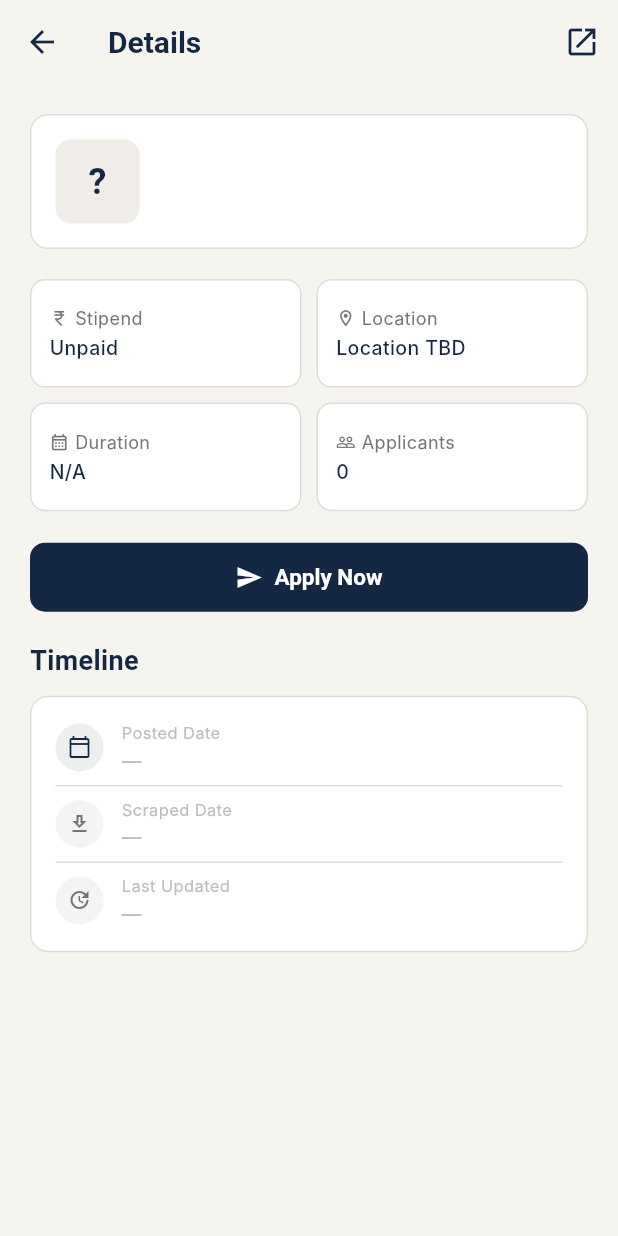
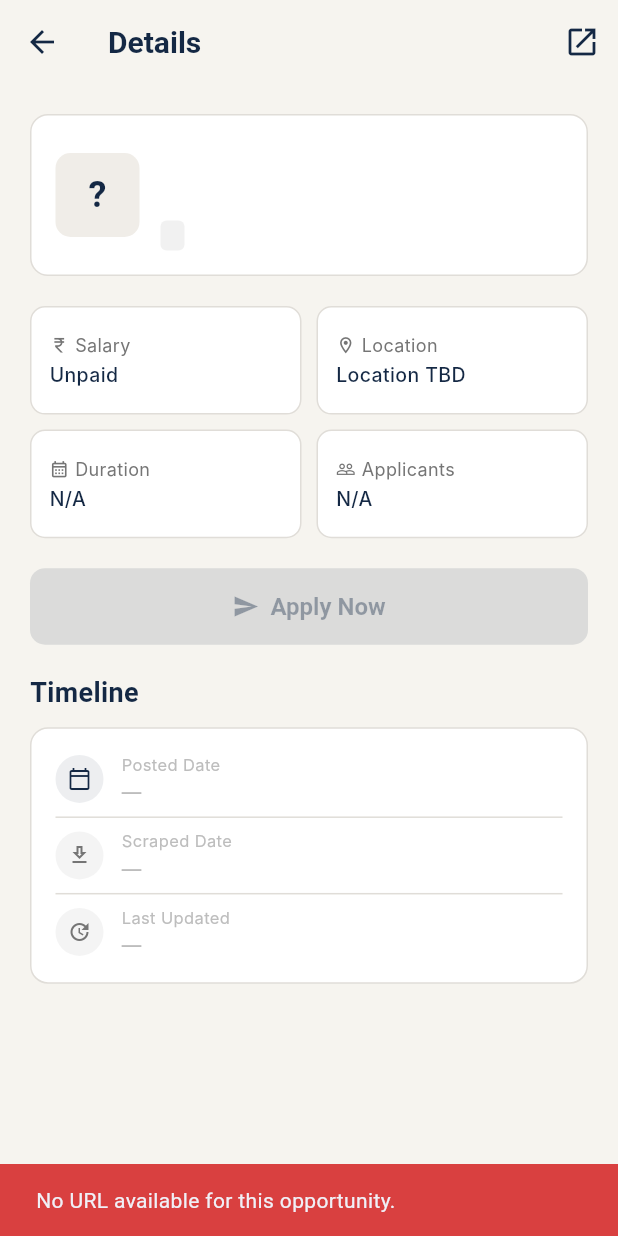
Before and after one commit to SaisagarYT/PersonalJobPortal, a Flutter app: the JobDetailScreen screen opened directly with empty values, after a tap on the "open in new" icon, on a phone screen of 412 x 824 dp. Run offline on Flutter 3.47's test engine with Material 3 defaults, Android fonts, the phone set to English and light mode, and no system bars; our stand-ins replace dio, flutter_bloc, flutter_secure_storage; accounts and stored records are empty; Roboto replaces fonts that are missing (Inter).

Commit message:
fixed job screen logic

```diff
--- a/frontend/orbit/lib/features/feed/bloc/feed_bloc.dart
+++ b/frontend/orbit/lib/features/feed/bloc/feed_bloc.dart
@@ -13,10 +13,13 @@ class FeedBloc extends Bloc<FeedEvent, FeedState> {
   String? _activeType;
   String? _activeSource;
 
+  String? _activeSearch;
+
   FeedBloc() : super(FeedInitial()) {
     on<FeedLoadRequested>(_onLoad);
     on<FeedLoadMore>(_onLoadMore);
     on<FeedFilterChanged>(_onFilter);
+    on<FeedSearchChanged>(_onSearch);
   }
 
   Future<void> _onLoad(FeedLoadRequested event, Emitter<FeedState> emit) async {
@@ -37,6 +40,12 @@ class FeedBloc extends Bloc<FeedEvent, FeedState> {
     await _fetch(emit, page: 1, reset: true);
   }
 
+  Future<void> _onSearch(FeedSearchChanged event, Emitter<FeedState> emit) async {
+    _activeSearch = event.query.trim().isEmpty ? null : event.query.trim();
+    emit(FeedLoading());
+    await _fetch(emit, page: 1, reset: true);
+  }
+
   Future<void> _fetch(Emitter<FeedState> emit, {required int page, required bool reset}) async {
     try {
       final params = <String, dynamic>{
@@ -45,6 +54,7 @@ class FeedBloc extends Bloc<FeedEvent, FeedState> {
       };
       if (_activeType != null) params['type'] = _activeType;
       if (_activeSource != null) params['source'] = _activeSource;
+      if (_activeSearch != null) params['search'] = _activeSearch;
 
       final resp = await _api.dio.get('/opportunities', queryParameters: params);
       final body = resp.data;
--- a/frontend/orbit/lib/features/job_detail/screens/job_detail_screen.dart
+++ b/frontend/orbit/lib/features/job_detail/screens/job_detail_screen.dart
@@ -1,4 +1,5 @@
 import 'package:flutter/material.dart';
+import 'package:url_launcher/url_launcher.dart';
 import '../../../core/theme/app_colors.dart';
 import '../../../core/theme/app_text_styles.dart';
 import '../../../shared/models/opportunity.dart';
@@ -8,6 +9,28 @@ class JobDetailScreen extends StatelessWidget {
 
   const JobDetailScreen({super.key, required this.opportunity});
 
+  Future<void> _openUrl(BuildContext context, String url) async {
+    if (url.isEmpty) {
+      _showSnack(context, 'No URL available for this opportunity.');
+      return;
+    }
+    final uri = Uri.tryParse(url);
+    if (uri == null) {
+      _showSnack(context, 'Invalid URL.');
+      return;
+    }
+    final ok = await launchUrl(uri, mode: LaunchMode.externalApplication);
+    if (!ok && context.mounted) {
+      _showSnack(context, 'Could not open the URL. Copy it manually.');
+    }
+  }
+
+  void _showSnack(BuildContext context, String msg) {
+    ScaffoldMessenger.of(context).showSnackBar(
+      SnackBar(content: Text(msg), backgroundColor: AppColors.red),
+    );
+  }
+
   @override
   Widget build(BuildContext context) {
     final o = opportunity;
@@ -15,7 +38,11 @@ class JobDetailScreen extends StatelessWidget {
       appBar: AppBar(
         title: Text(o.companyName.isNotEmpty ? o.companyName : 'Details'),
         actions: [
-          IconButton(icon: const Icon(Icons.open_in_new), onPressed: () {}),
+          IconButton(
+            icon: const Icon(Icons.open_in_new),
+            tooltip: 'Open in browser',
+            onPressed: () => _openUrl(context, o.sourceUrl.isNotEmpty ? o.sourceUrl : o.applyUrl),
+          ),
         ],
       ),
       body: SingleChildScrollView(
@@ -40,17 +67,16 @@ class JobDetailScreen extends StatelessWidget {
                       color: AppColors.surfaceVariant,
                       borderRadius: BorderRadius.circular(10),
                     ),
-                    child: Center(
-                      child: Text(
-                        o.companyName.isNotEmpty ? o.companyName[0].toUpperCase() : '?',
-                        style: const TextStyle(
-                          fontFamily: 'SpaceGrotesk',
-                          fontSize: 24,
-                          fontWeight: FontWeight.w700,
-                          color: AppColors.navy,
+                    child: o.companyLogo.isNotEmpty
+                        ? ClipRRect(
+                            borderRadius: BorderRadius.circular(10),
+                            child: Image.network(
+                              o.companyLogo,
+                              fit: BoxFit.cover,
+                              errorBuilder: (context, err, stack) => _logoFallback(o.companyName),
                             ),
-                      ),
-                    ),
+                          )
+                        : _logoFallback(o.companyName),
                   ),
                   const SizedBox(width: 14),
                   Expanded(
@@ -59,7 +85,12 @@ class JobDetailScreen extends StatelessWidget {
                       children: [
                         Text(o.title, style: AppTextStyles.h3),
                         const SizedBox(height: 4),
-                        Text(o.companyName, style: AppTextStyles.bodyMedium.copyWith(color: AppColors.grey600)),
+                        Text(
+                          o.companyName,
+                          style: AppTextStyles.bodyMedium.copyWith(color: AppColors.grey600),
+                        ),
+                        const SizedBox(height: 6),
+                        _SourceBadge(source: o.source),
                       ],
                     ),
                   ),
@@ -76,7 +107,20 @@ class JobDetailScreen extends StatelessWidget {
             SizedBox(
               width: double.infinity,
               child: ElevatedButton.icon(
-                onPressed: () {},
+                style: ElevatedButton.styleFrom(
+                  backgroundColor: AppColors.amber,
+                  foregroundColor: AppColors.white,
+                  padding: const EdgeInsets.symmetric(vertical: 16),
+                  shape: RoundedRectangleBorder(borderRadius: BorderRadius.circular(10)),
+                  textStyle: const TextStyle(
+                    fontFamily: 'SpaceGrotesk',
+                    fontSize: 16,
+                    fontWeight: FontWeight.w600,
+                  ),
+                ),
+                onPressed: o.applyUrl.isNotEmpty
+                    ? () => _openUrl(context, o.applyUrl)
+                    : null,
                 icon: const Icon(Icons.send, size: 18),
                 label: const Text('Apply Now'),
               ),
@@ -98,20 +142,23 @@ class JobDetailScreen extends StatelessWidget {
               Wrap(
                 spacing: 8,
                 runSpacing: 8,
-                children: o.skills.map((s) => Container(
+                children: o.skills
+                    .map((s) => Container(
                           padding: const EdgeInsets.symmetric(horizontal: 10, vertical: 6),
                           decoration: BoxDecoration(
                             color: AppColors.navy.withAlpha(15),
                             borderRadius: BorderRadius.circular(6),
                             border: Border.all(color: AppColors.navy.withAlpha(40)),
                           ),
-                  child: Text(s, style: AppTextStyles.labelMedium.copyWith(color: AppColors.navy)),
-                )).toList(),
+                          child: Text(s,
+                              style: AppTextStyles.labelMedium.copyWith(color: AppColors.navy)),
+                        ))
+                    .toList(),
               ),
               const SizedBox(height: 20),
             ],
 
-            // Timeline section
+            // Timeline
             Text('Timeline', style: AppTextStyles.h3),
             const SizedBox(height: 12),
             Container(
@@ -163,6 +210,20 @@ class JobDetailScreen extends StatelessWidget {
     );
   }
 
+  Widget _logoFallback(String name) {
+    return Center(
+      child: Text(
+        name.isNotEmpty ? name[0].toUpperCase() : '?',
+        style: const TextStyle(
+          fontFamily: 'SpaceGrotesk',
+          fontSize: 24,
+          fontWeight: FontWeight.w700,
+          color: AppColors.navy,
+        ),
+      ),
+    );
+  }
+
   Widget _timelineRow({
     required IconData icon,
     required String label,
@@ -175,10 +236,7 @@ class JobDetailScreen extends StatelessWidget {
         Container(
           width: 32,
           height: 32,
-          decoration: BoxDecoration(
-            color: color.withAlpha(20),
-            shape: BoxShape.circle,
-          ),
+          decoration: BoxDecoration(color: color.withAlpha(20), shape: BoxShape.circle),
           child: Icon(icon, size: 16, color: color),
         ),
         const SizedBox(width: 12),
@@ -190,8 +248,8 @@ class JobDetailScreen extends StatelessWidget {
                   style: AppTextStyles.bodySmall.copyWith(color: AppColors.grey400, fontSize: 11)),
               const SizedBox(height: 2),
               Text(value,
-                  style: AppTextStyles.labelMedium.copyWith(
-                      color: value == '—' ? AppColors.grey400 : color)),
+                  style: AppTextStyles.labelMedium
+                      .copyWith(color: value == '—' ? AppColors.grey400 : color)),
             ],
           ),
         ),
@@ -201,14 +259,17 @@ class JobDetailScreen extends StatelessWidget {
 
   Widget _infoGrid(Opportunity o) {
     final items = [
-      _InfoItem(icon: Icons.currency_rupee, label: 'Stipend', value: o.salaryDisplay),
+      _InfoItem(icon: Icons.currency_rupee, label: 'Salary', value: o.salaryDisplay),
       _InfoItem(icon: Icons.location_on_outlined, label: 'Location', value: o.locationDisplay),
       _InfoItem(
         icon: Icons.calendar_month_outlined,
         label: 'Duration',
         value: o.durationValue > 0 ? '${o.durationValue} ${o.durationUnit}' : 'N/A',
       ),
-      _InfoItem(icon: Icons.people_outline, label: 'Applicants', value: o.applicantsCount.toString()),
+      _InfoItem(
+          icon: Icons.people_outline,
+          label: 'Applicants',
+          value: o.applicantsCount > 0 ? o.applicantsCount.toString() : 'N/A'),
     ];
     return GridView.count(
       crossAxisCount: 2,
@@ -217,7 +278,8 @@ class JobDetailScreen extends StatelessWidget {
       childAspectRatio: 2.5,
       crossAxisSpacing: 10,
       mainAxisSpacing: 10,
-      children: items.map((item) => Container(
+      children: items
+          .map((item) => Container(
                 padding: const EdgeInsets.all(12),
                 decoration: BoxDecoration(
                   color: AppColors.white,
@@ -228,18 +290,53 @@ class JobDetailScreen extends StatelessWidget {
                   crossAxisAlignment: CrossAxisAlignment.start,
                   mainAxisAlignment: MainAxisAlignment.center,
                   children: [
-            Row(
-              children: [
+                    Row(children: [
                       Icon(item.icon, size: 13, color: AppColors.grey600),
                       const SizedBox(width: 4),
                       Text(item.label, style: AppTextStyles.bodySmall),
+                    ]),
+                    const SizedBox(height: 2),
+                    Text(item.value,
+                        style: AppTextStyles.labelMedium.copyWith(color: AppColors.navy),
+                        maxLines: 1,
+                        overflow: TextOverflow.ellipsis),
                   ],
                 ),
-            const SizedBox(height: 2),
-            Text(item.value, style: AppTextStyles.labelMedium.copyWith(color: AppColors.navy)),
-          ],
+              ))
+          .toList(),
+    );
+  }
+}
+
+class _SourceBadge extends StatelessWidget {
+  final String source;
+  const _SourceBadge({required this.source});
+
+  Color get _color {
+    switch (source.toLowerCase()) {
+      case 'unstop': return const Color(0xFF4B5FFF);
+      case 'adzuna': return AppColors.green;
+      default: return AppColors.grey600;
+    }
+  }
+
+  @override
+  Widget build(BuildContext context) {
+    return Container(
+      padding: const EdgeInsets.symmetric(horizontal: 8, vertical: 3),
+      decoration: BoxDecoration(
+        color: _color.withAlpha(25),
+        borderRadius: BorderRadius.circular(4),
       ),
-      )).toList(),
+      child: Text(
+        source.toUpperCase(),
+        style: TextStyle(
+          fontFamily: 'IBMPlexMono',
+          fontSize: 10,
+          fontWeight: FontWeight.w600,
+          color: _color,
+        ),
+      ),
     );
   }
 }
--- a/frontend/orbit/pubspec.yaml
+++ b/frontend/orbit/pubspec.yaml
@@ -29,6 +29,9 @@ dependencies:
   google_fonts: ^6.2.1
   cached_network_image: ^3.4.1
 
+  # URL launcher
+  url_launcher: ^6.3.1
+
   # Utils
   freezed_annotation: ^2.4.4
   json_annotation: ^4.9.0
```
Also changed, not shown: frontend/orbit/pubspec.lock, 1 other file. Lines whose indentation alone changed are shown as unchanged.
